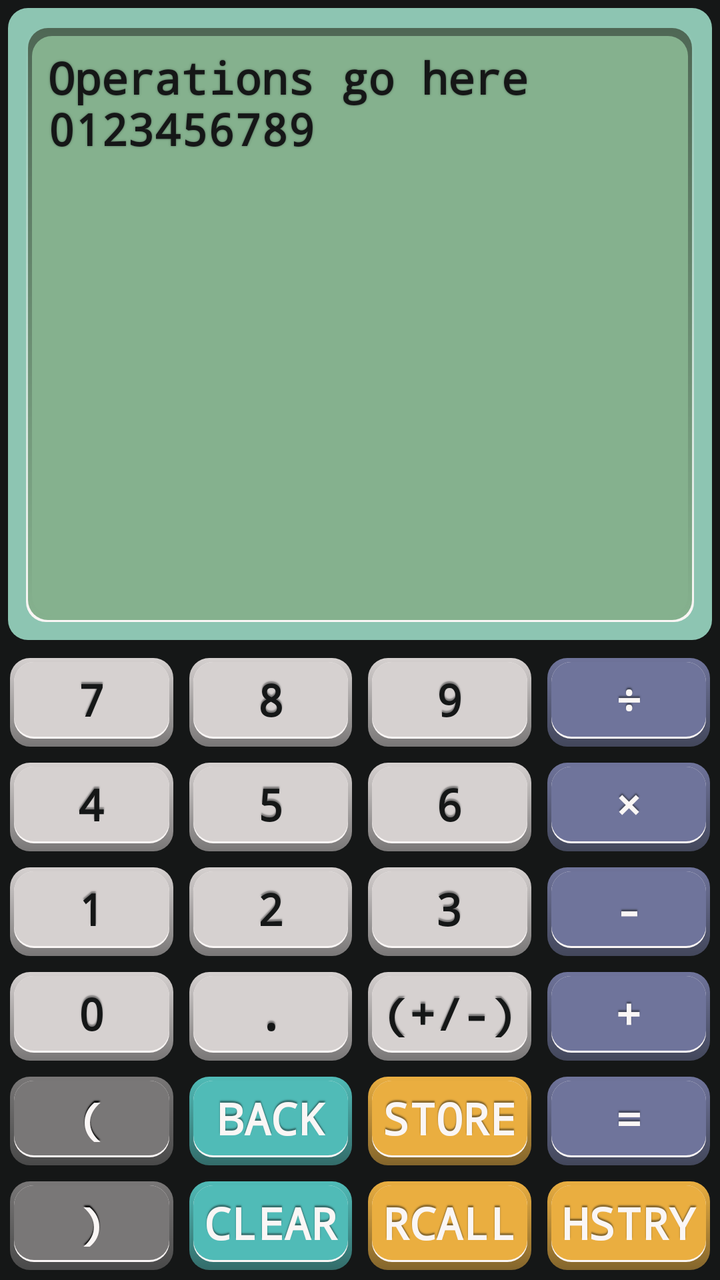
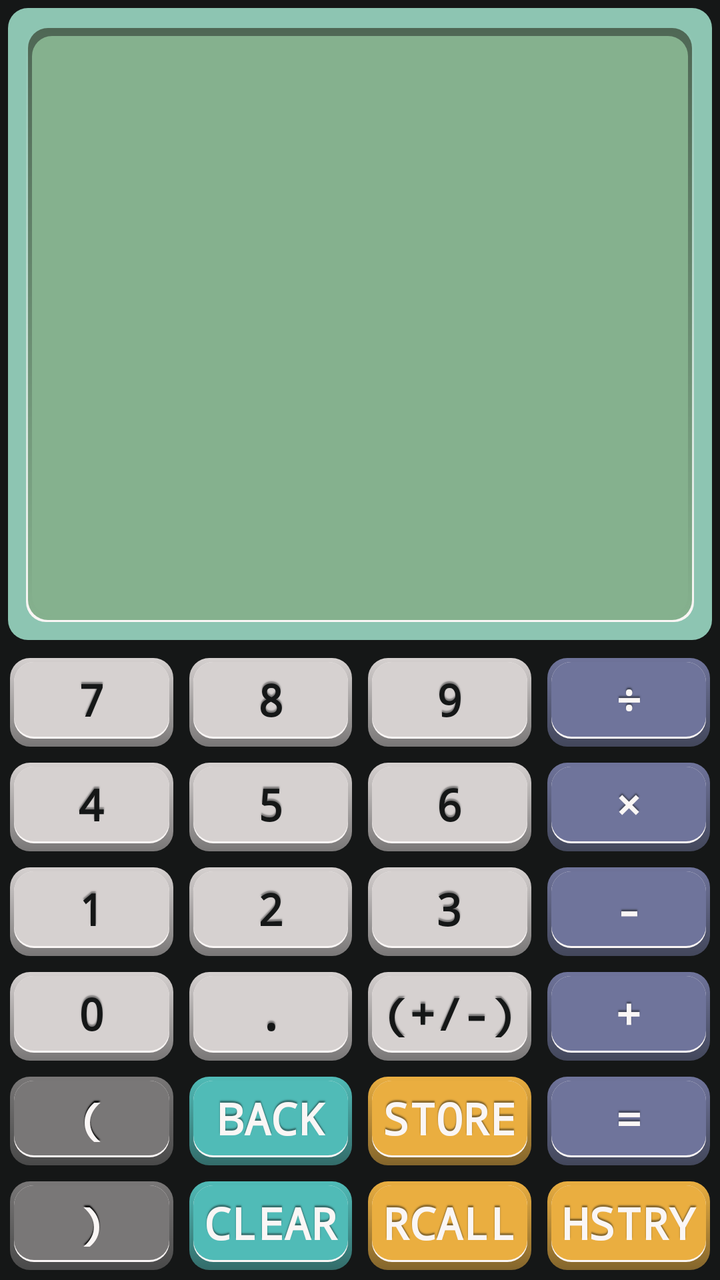

Screens rendered from an Android XML layout before and after an edit, with the pre-edit source and the edit as a unified diff.
<!-- AndroidManifest.xml: application theme Theme.CielLansard_IMD4008_A1 -->
<!-- res/layout/activity_main.xml -->
<?xml version="1.0" encoding="utf-8"?>
<androidx.constraintlayout.widget.ConstraintLayout xmlns:android="http://schemas.android.com/apk/res/android"
    xmlns:app="http://schemas.android.com/apk/res-auto"
    xmlns:tools="http://schemas.android.com/tools"
    android:id="@+id/main"
    android:layout_width="match_parent"
    android:layout_height="match_parent"
    tools:context=".MainActivity">

    <LinearLayout
        android:id="@+id/appContainer"
        android:layout_width="match_parent"
        android:layout_height="match_parent"
        android:orientation="vertical"
        app:layout_constraintBottom_toBottomOf="parent"
        app:layout_constraintEnd_toEndOf="parent"
        app:layout_constraintStart_toStartOf="parent"
        app:layout_constraintTop_toTopOf="parent"
        app:layout_constraintLeft_toLeftOf="parent"
        app:layout_constraintRight_toRightOf="parent"
        android:gravity = "center"
        android:stretchColumns = "*"
        android:background="@color/darkGrey">

        <TextView
            android:id="@+id/inputDisplay"
            android:layout_width="match_parent"
            android:layout_height="0dp"
            android:layout_weight="0.5"

            android:layout_margin="4dp"
            android:padding="20dp"

            android:background="@drawable/screen"
            android:fontFamily="monospace"
            android:textSize="22dp"
            android:textColor="@color/darkGrey"
            android:shadowColor="@color/oliveShadow"
            android:shadowRadius="2"
            android:textStyle="bold"

            android:text = "Operations go here \n0123456789"/>


        <GridLayout
            android:id="@+id/buttonContainer"
            android:layout_width="match_parent"
            android:layout_height="0dp"
            android:layout_weight="0.5"
            android:background="@color/darkGrey"
            android:columnCount="4"
            android:gravity="center"
            android:rowCount="6"
            app:layout_constraintBottom_toBottomOf="parent"
            app:layout_constraintLeft_toLeftOf="parent"
            app:layout_constraintRight_toRightOf="parent"
            android:padding = "1dp">

            <TextView
                android:id="@+id/button7"

                android:layout_width="0dp"
                android:layout_height="0dp"
                android:layout_columnWeight="1"
                android:layout_rowWeight="1"
                android:layout_gravity="fill"
                android:layout_margin="4dp"
                android:paddingBottom="2.5dp"
                android:gravity="center"

                android:background="@drawable/button_mid_grey"
                android:fontFamily="monospace"
                android:textSize="22dp"
                android:textColor="@color/darkGrey"
                android:shadowColor="@color/midGreyShadow"
                android:shadowDy="-3"
                android:shadowRadius="1"
                android:textStyle="bold"

                android:text = "7"/>
            <TextView
                android:id="@+id/button8"

                android:layout_width="0dp"
                android:layout_height="0dp"
                android:layout_columnWeight="1"
                android:layout_rowWeight="1"
                android:layout_gravity="fill"
                android:layout_margin="4dp"
                android:paddingBottom="2.5dp"
                android:gravity="center"

                android:background="@drawable/button_mid_grey"
                android:fontFamily="monospace"
                android:textSize="22dp"
                android:textColor="@color/darkGrey"
                android:shadowColor="@color/midGreyShadow"
                android:shadowDy="-3"
                android:shadowRadius="1"
                android:textStyle="bold"

                android:text = "8"/>
            <TextView
                android:id="@+id/button9"

                android:layout_width="0dp"
                android:layout_height="0dp"
                android:layout_columnWeight="1"
                android:layout_rowWeight="1"
                android:layout_gravity="fill"
                android:layout_margin="4dp"
                android:paddingBottom="2.5dp"
                android:gravity="center"

                android:background="@drawable/button_mid_grey"
                android:fontFamily="monospace"
                android:textSize="22dp"
                android:textColor="@color/darkGrey"
                android:shadowColor="@color/midGreyShadow"
                android:shadowDy="-3"
                android:shadowRadius="1"
                android:textStyle="bold"

                android:text = "9"/>
            <TextView
                android:id="@+id/buttonDivide"

                android:layout_width="0dp"
                android:layout_height="0dp"
                android:layout_columnWeight="1"
                android:layout_rowWeight="1"
                android:layout_gravity="fill"
                android:layout_margin="4dp"
                android:paddingBottom="2.5dp"
                android:gravity="center"

                android:background="@drawable/button_blue"
                android:fontFamily="monospace"
                android:textSize="22dp"
                android:textColor="@color/white"
                android:shadowColor="@color/blueShadow"
                android:shadowDy="-3"
                android:shadowRadius="1"
                android:textStyle="bold"

                android:text = "÷"/>
            <TextView
                android:id="@+id/button4"

                android:layout_width="0dp"
                android:layout_height="0dp"
                android:layout_columnWeight="1"
                android:layout_rowWeight="1"
                android:layout_gravity="fill"
                android:layout_margin="4dp"
                android:paddingBottom="2.5dp"
                android:gravity="center"

                android:background="@drawable/button_mid_grey"
                android:fontFamily="monospace"
                android:textSize="22dp"
                android:textColor="@color/darkGrey"
                android:shadowColor="@color/midGreyShadow"
                android:shadowDy="-3"
                android:shadowRadius="1"
                android:textStyle="bold"

                android:text = "4"/>
            <TextView
                android:id="@+id/button5"

                android:layout_width="0dp"
                android:layout_height="0dp"
                android:layout_columnWeight="1"
                android:layout_rowWeight="1"
                android:layout_gravity="fill"
                android:layout_margin="4dp"
                android:paddingBottom="2.5dp"
                android:gravity="center"

                android:background="@drawable/button_mid_grey"
                android:fontFamily="monospace"
                android:textSize="22dp"
                android:textColor="@color/darkGrey"
                android:shadowColor="@color/midGreyShadow"
                android:shadowDy="-3"
                android:shadowRadius="1"
                android:textStyle="bold"

                android:text = "5"/>
            <TextView
                android:id="@+id/button6"

                android:layout_width="0dp"
                android:layout_height="0dp"
                android:layout_columnWeight="1"
                android:layout_rowWeight="1"
                android:layout_gravity="fill"
                android:layout_margin="4dp"
                android:paddingBottom="2.5dp"
                android:gravity="center"

                android:background="@drawable/button_mid_grey"
                android:fontFamily="monospace"
                android:textSize="22dp"
                android:textColor="@color/darkGrey"
                android:shadowColor="@color/midGreyShadow"
                android:shadowDy="-3"
                android:shadowRadius="1"
                android:textStyle="bold"

                android:text = "6"/>
            <TextView
                android:id="@+id/buttonMultiply"

                android:layout_width="0dp"
                android:layout_height="0dp"
                android:layout_columnWeight="1"
                android:layout_rowWeight="1"
                android:layout_gravity="fill"
                android:layout_margin="4dp"
                android:paddingBottom="2.5dp"
                android:gravity="center"

                android:background="@drawable/button_blue"
                android:fontFamily="monospace"
                android:textSize="22dp"
                android:textColor="@color/white"
                android:shadowColor="@color/blueShadow"
                android:shadowDy="-3"
                android:shadowRadius="1"
                android:textStyle="bold"

                android:text = "×"/>
            <TextView
                android:id="@+id/button1"

                android:layout_width="0dp"
                android:layout_height="0dp"
                android:layout_columnWeight="1"
                android:layout_rowWeight="1"
                android:layout_gravity="fill"
                android:layout_margin="4dp"
                android:paddingBottom="2.5dp"
                android:gravity="center"

                android:background="@drawable/button_mid_grey"
                android:fontFamily="monospace"
                android:textSize="22dp"
                android:textColor="@color/darkGrey"
                android:shadowColor="@color/midGreyShadow"
                android:shadowDy="-3"
                android:shadowRadius="1"
                android:textStyle="bold"

                android:text = "1"/>
            <TextView
                android:id="@+id/button2"

                android:layout_width="0dp"
                android:layout_height="0dp"
                android:layout_columnWeight="1"
                android:layout_rowWeight="1"
                android:layout_gravity="fill"
                android:layout_margin="4dp"
                android:paddingBottom="2.5dp"
                android:gravity="center"

                android:background="@drawable/button_mid_grey"
                android:fontFamily="monospace"
                android:textSize="22dp"
                android:textColor="@color/darkGrey"
                android:shadowColor="@color/midGreyShadow"
                android:shadowDy="-3"
                android:shadowRadius="1"
                android:textStyle="bold"

                android:text = "2"/>
            <TextView
                android:id="@+id/button3"

                android:layout_width="0dp"
                android:layout_height="0dp"
                android:layout_columnWeight="1"
                android:layout_rowWeight="1"
                android:layout_gravity="fill"
                android:layout_margin="4dp"
                android:paddingBottom="2.5dp"
                android:gravity="center"

                android:background="@drawable/button_mid_grey"
                android:fontFamily="monospace"
                android:textSize="22dp"
                android:textColor="@color/darkGrey"
                android:shadowColor="@color/midGreyShadow"
                android:shadowDy="-3"
                android:shadowRadius="1"
                android:textStyle="bold"

                android:text = "3"/>
            <TextView
                android:id="@+id/buttonSubtract"

                android:layout_width="0dp"
                android:layout_height="0dp"
                android:layout_columnWeight="1"
                android:layout_rowWeight="1"
                android:layout_gravity="fill"
                android:layout_margin="4dp"
                android:paddingBottom="2.5dp"
                android:gravity="center"

                android:background="@drawable/button_blue"
                android:fontFamily="monospace"
                android:textSize="22dp"
                android:textColor="@color/white"
                android:shadowColor="@color/blueShadow"
                android:shadowDy="-3"
                android:shadowRadius="1"
                android:textStyle="bold"

                android:text = "-"/>
            <TextView
                android:id="@+id/button0"

                android:layout_width="0dp"
                android:layout_height="0dp"
                android:layout_columnWeight="1"
                android:layout_rowWeight="1"
                android:layout_gravity="fill"
                android:layout_margin="4dp"
                android:paddingBottom="2.5dp"
                android:gravity="center"

                android:background="@drawable/button_mid_grey"
                android:fontFamily="monospace"
                android:textSize="22dp"
                android:textColor="@color/darkGrey"
                android:shadowColor="@color/midGreyShadow"
                android:shadowDy="-3"
                android:shadowRadius="1"
                android:textStyle="bold"

                android:text = "0"/>
            <TextView
                android:id="@+id/buttonDecimal"

                android:layout_width="0dp"
                android:layout_height="0dp"
                android:layout_columnWeight="1"
                android:layout_rowWeight="1"
                android:layout_gravity="fill"
                android:layout_margin="4dp"
                android:paddingBottom="2.5dp"
                android:gravity="center"

                android:background="@drawable/button_mid_grey"
                android:fontFamily="monospace"
                android:textSize="22dp"
                android:textColor="@color/darkGrey"
                android:shadowColor="@color/midGreyShadow"
                android:shadowDy="-3"
                android:shadowRadius="1"
                android:textStyle="bold"

                android:text = "."/>
            <TextView
                android:id="@+id/buttonNegative"

                android:layout_width="0dp"
                android:layout_height="0dp"
                android:layout_columnWeight="1"
                android:layout_rowWeight="1"
                android:layout_gravity="fill"
                android:layout_margin="4dp"
                android:paddingBottom="2.5dp"
                android:gravity="center"

                android:background="@drawable/button_mid_grey"
                android:fontFamily="monospace"
                android:textSize="22dp"
                android:textColor="@color/darkGrey"
                android:shadowColor="@color/midGreyShadow"
                android:shadowDy="-3"
                android:shadowRadius="1"
                android:textStyle="bold"

                android:text = "(+/-)"/>
            <TextView
                android:id="@+id/buttonAdd"

                android:layout_width="0dp"
                android:layout_height="0dp"
                android:layout_columnWeight="1"
                android:layout_rowWeight="1"
                android:layout_gravity="fill"
                android:layout_margin="4dp"
                android:paddingBottom="2.5dp"
                android:gravity="center"

                android:background="@drawable/button_blue"
                android:fontFamily="monospace"
                android:textSize="22dp"
                android:textColor="@color/white"
                android:shadowColor="@color/blueShadow"
                android:shadowDy="-3"
                android:shadowRadius="1"
                android:textStyle="bold"

                android:text = "+"/>
            <TextView
                android:id="@+id/buttonBracketOpen"

                android:layout_width="0dp"
                android:layout_height="0dp"
                android:layout_columnWeight="1"
                android:layout_rowWeight="1"
                android:layout_gravity="fill"
                android:layout_margin="4dp"
                android:paddingBottom="2.5dp"
                android:gravity="center"

                android:background="@drawable/button_dark_grey"
                android:fontFamily="monospace"
                android:textSize="22dp"
                android:textColor="@color/white"
                android:shadowColor="@color/black"
                android:shadowDy="-3"
                android:shadowRadius="1"
                android:textStyle="bold"

                android:text = "("/>
            <TextView
                android:id="@+id/buttonBack"

                android:layout_width="0dp"
                android:layout_height="0dp"
                android:layout_columnWeight="1"
                android:layout_rowWeight="1"
                android:layout_gravity="fill"
                android:layout_margin="4dp"
                android:paddingBottom="2.5dp"
                android:gravity="center"

                android:background="@drawable/button_teal"
                android:fontFamily="monospace"
                android:textSize="22dp"
                android:textColor="@color/white"
                android:shadowColor="@color/tealShadow"
                android:shadowDy="-3"
                android:shadowRadius="1"
                android:textStyle="bold"

                android:text = "BACK"/>
            <TextView
                android:id="@+id/buttonStore"

                android:layout_width="0dp"
                android:layout_height="0dp"
                android:layout_columnWeight="1"
                android:layout_rowWeight="1"
                android:layout_gravity="fill"
                android:layout_margin="4dp"
                android:paddingBottom="2.5dp"
                android:gravity="center"

                android:background="@drawable/button_yellow"
                android:fontFamily="monospace"
                android:textSize="22dp"
                android:textColor="@color/white"
                android:shadowColor="@color/yellowShadow"
                android:shadowDy="-3"
                android:shadowRadius="1"
                android:textStyle="bold"

                android:text = "STORE"/>
            <TextView
                android:id="@+id/buttonEqual"

                android:layout_width="0dp"
                android:layout_height="0dp"
                android:layout_columnWeight="1"
                android:layout_rowWeight="1"
                android:layout_gravity="fill"
                android:layout_margin="4dp"
                android:paddingBottom="2.5dp"
                android:gravity="center"

                android:background="@drawable/button_blue"
                android:fontFamily="monospace"
                android:textSize="22dp"
                android:textColor="@color/white"
                android:shadowColor="@color/blueShadow"
                android:shadowDy="-3"
                android:shadowRadius="1"
                android:textStyle="bold"

                android:text = "="/>
            <TextView
                android:id="@+id/buttonBracketClosed"

                android:layout_width="0dp"
                android:layout_height="0dp"
                android:layout_columnWeight="1"
                android:layout_rowWeight="1"
                android:layout_gravity="fill"
                android:layout_margin="4dp"
                android:paddingBottom="2.5dp"
                android:gravity="center"

                android:background="@drawable/button_dark_grey"
                android:fontFamily="monospace"
                android:textSize="22dp"
                android:textColor="@color/white"
                android:shadowColor="@color/black"
                android:shadowDy="-3"
                android:shadowRadius="1"
                android:textStyle="bold"

                android:text = ")"/>
            <TextView
                android:id="@+id/buttonClear"

                android:layout_width="0dp"
                android:layout_height="0dp"
                android:layout_columnWeight="1"
                android:layout_rowWeight="1"
                android:layout_gravity="fill"
                android:layout_margin="4dp"
                android:paddingBottom="2.5dp"
                android:gravity="center"

                android:background="@drawable/button_teal"
                android:fontFamily="monospace"
                android:textSize="22dp"
                android:textColor="@color/white"
                android:shadowColor="@color/tealShadow"
                android:shadowDy="-3"
                android:shadowRadius="1"
                android:textStyle="bold"

                android:text = "CLEAR"/>
            <TextView
                android:id="@+id/buttonRecall"

                android:layout_width="0dp"
                android:layout_height="0dp"
                android:layout_columnWeight="1"
                android:layout_rowWeight="1"
                android:layout_gravity="fill"
                android:layout_margin="4dp"
                android:paddingBottom="2.5dp"
                android:gravity="center"

                android:background="@drawable/button_yellow"
                android:fontFamily="monospace"
                android:textSize="22dp"
                android:textColor="@color/white"
                android:shadowColor="@color/yellowShadow"
                android:shadowDy="-3"
                android:shadowRadius="1"
                android:textStyle="bold"

                android:text = "RCALL"/>
            <TextView
                android:id="@+id/buttonHistory"

                android:layout_width="0dp"
                android:layout_height="0dp"
                android:layout_columnWeight="1"
                android:layout_rowWeight="1"
                android:layout_gravity="fill"
                android:layout_margin="4dp"
                android:paddingBottom="2.5dp"
                android:gravity="center"

                android:background="@drawable/button_yellow"
                android:fontFamily="monospace"
                android:textSize="22dp"
                android:textColor="@color/white"
                android:shadowColor="@color/yellowShadow"
                android:shadowDy="-3"
                android:shadowRadius="1"
                android:textStyle="bold"

                android:text = "HSTRY"/>
        </GridLayout>
    </LinearLayout>

</androidx.constraintlayout.widget.ConstraintLayout>
<!-- resources referenced by this layout -->
<resources>
  <color name="black">#FF000000</color>
  <color name="blueShadow">#43475B</color>
  <color name="darkGrey">#151717</color>
  <color name="midGreyShadow">#797777</color>
  <color name="oliveShadow">#4F6755</color>
  <color name="tealShadow">#336C6A</color>
  <color name="white">#FAF6F5</color>
  <color name="yellowShadow">#83652C</color>
  <!-- drawable button_blue (drawable) -->
  <?xml version="1.0" encoding="utf-8"?>
  <layer-list xmlns:android="http://schemas.android.com/apk/res/android">
  
      <item
          android:top="0dp"
          android:left="0dp"
          android:right="0dp"
          android:bottom="0dp"
          android:backgroundTint = "@color/darkGrey">
          <shape android:shape="rectangle">
              <gradient
                  android:angle="90"
                  android:startColor="@color/blueShadow"
                  android:endColor="@color/blue"
                  android:backgroundTint = "@color/blue" />
              <corners android:radius="10dp" />
          </shape>
      </item>
  
      <item
          android:top="2dp"
          android:left="2dp"
          android:right="2dp"
          android:bottom="4dp">
          <shape android:shape="rectangle">
              <corners android:radius="10dp" />
              <solid android:color="@color/white" />
          </shape>
      </item>
  
      <item
          android:top="2dp"
          android:left="2dp"
          android:right="2dp"
          android:bottom="5dp">
          <shape android:shape="rectangle">
              <corners android:radius="10dp" />
              <solid android:color="@color/blue" />
          </shape>
      </item>
  
  </layer-list>
  <!-- drawable button_teal (drawable) -->
  <?xml version="1.0" encoding="utf-8"?>
  <layer-list xmlns:android="http://schemas.android.com/apk/res/android">
  
      <item
          android:top="0dp"
          android:left="0dp"
          android:right="0dp"
          android:bottom="0dp"
          android:backgroundTint = "@color/darkGrey">
          <shape android:shape="rectangle">
              <gradient
                  android:angle="90"
                  android:startColor="@color/tealShadow"
                  android:endColor="@color/teal"
                  android:backgroundTint = "@color/teal" />
              <corners android:radius="10dp" />
          </shape>
      </item>
  
      <item
          android:top="2dp"
          android:left="2dp"
          android:right="2dp"
          android:bottom="4dp">
          <shape android:shape="rectangle">
              <corners android:radius="10dp" />
              <solid android:color="@color/white" />
          </shape>
      </item>
  
      <item
          android:top="2dp"
          android:left="2dp"
          android:right="2dp"
          android:bottom="5dp">
          <shape android:shape="rectangle">
              <corners android:radius="10dp" />
              <solid android:color="@color/teal" />
          </shape>
      </item>
  
  </layer-list>
  <style name="Theme.CielLansard_IMD4008_A1" parent="Base.Theme.CielLansard_IMD4008_A1" />
  <color name="blue">#6F749B</color>
  <color name="darkGreyAlternate">#494949</color>
  <color name="midGrey">#D6D1D0</color>
  <color name="teal">#50BBB7</color>
  <color name="yellow">#EAAE40</color>
  <color name="mint">#8DC5B2</color>
  <color name="olive">#85B18E</color>
  <style name="Base.Theme.CielLansard_IMD4008_A1" parent="Theme.Material3.DayNight.NoActionBar">
          
          
      </style>
  <!-- unchanged entries left out for length: 4 -->
</resources>

<!-- the commit's change to res/layout/activity_main.xml (unified diff, before → after) -->
@@ -23,7 +23,7 @@
         android:background="@color/darkGrey">
 
         <TextView
-            android:id="@+id/inputDisplay"
+            android:id="@+id/screen"
             android:layout_width="match_parent"
             android:layout_height="0dp"
             android:layout_weight="0.5"
@@ -39,7 +39,7 @@
             android:shadowRadius="2"
             android:textStyle="bold"
 
-            android:text = "Operations go here \n0123456789"/>
+            android:text = ""/>
 
 
         <GridLayout
@@ -77,6 +77,8 @@
                 android:shadowRadius="1"
                 android:textStyle="bold"
 
+                android:onClick="appendCharacterToScreen"
+
                 android:text = "7"/>
             <TextView
                 android:id="@+id/button8"
@@ -99,6 +101,8 @@
                 android:shadowRadius="1"
                 android:textStyle="bold"
 
+                android:onClick="appendCharacterToScreen"
+
                 android:text = "8"/>
             <TextView
                 android:id="@+id/button9"
@@ -121,6 +125,8 @@
                 android:shadowRadius="1"
                 android:textStyle="bold"
 
+                android:onClick="appendCharacterToScreen"
+
                 android:text = "9"/>
             <TextView
                 android:id="@+id/buttonDivide"
@@ -143,6 +149,8 @@
                 android:shadowRadius="1"
                 android:textStyle="bold"
 
+                android:onClick="appendCharacterToScreen"
+
                 android:text = "÷"/>
             <TextView
                 android:id="@+id/button4"
@@ -165,6 +173,8 @@
                 android:shadowRadius="1"
                 android:textStyle="bold"
 
+                android:onClick="appendCharacterToScreen"
+
                 android:text = "4"/>
             <TextView
                 android:id="@+id/button5"
@@ -187,6 +197,8 @@
                 android:shadowRadius="1"
                 android:textStyle="bold"
 
+                android:onClick="appendCharacterToScreen"
+
                 android:text = "5"/>
             <TextView
                 android:id="@+id/button6"
@@ -209,6 +221,8 @@
                 android:shadowRadius="1"
                 android:textStyle="bold"
 
+                android:onClick="appendCharacterToScreen"
+
                 android:text = "6"/>
             <TextView
                 android:id="@+id/buttonMultiply"
@@ -231,6 +245,8 @@
                 android:shadowRadius="1"
                 android:textStyle="bold"
 
+                android:onClick="appendCharacterToScreen"
+
                 android:text = "×"/>
             <TextView
                 android:id="@+id/button1"
@@ -253,6 +269,8 @@
                 android:shadowRadius="1"
                 android:textStyle="bold"
 
+                android:onClick="appendCharacterToScreen"
+
                 android:text = "1"/>
             <TextView
                 android:id="@+id/button2"
@@ -275,6 +293,8 @@
                 android:shadowRadius="1"
                 android:textStyle="bold"
 
+                android:onClick="appendCharacterToScreen"
+
                 android:text = "2"/>
             <TextView
                 android:id="@+id/button3"
@@ -297,6 +317,8 @@
                 android:shadowRadius="1"
                 android:textStyle="bold"
 
+                android:onClick="appendCharacterToScreen"
+
                 android:text = "3"/>
             <TextView
                 android:id="@+id/buttonSubtract"
@@ -319,6 +341,8 @@
                 android:shadowRadius="1"
                 android:textStyle="bold"
 
+                android:onClick="appendCharacterToScreen"
+
                 android:text = "-"/>
             <TextView
                 android:id="@+id/button0"
@@ -341,6 +365,8 @@
                 android:shadowRadius="1"
                 android:textStyle="bold"
 
+                android:onClick="appendCharacterToScreen"
+
                 android:text = "0"/>
             <TextView
                 android:id="@+id/buttonDecimal"
@@ -363,9 +389,11 @@
                 android:shadowRadius="1"
                 android:textStyle="bold"
 
+                android:onClick="appendCharacterToScreen"
+
                 android:text = "."/>
             <TextView
-                android:id="@+id/buttonNegative"
+                android:id="@+id/buttonSign"
 
                 android:layout_width="0dp"
                 android:layout_height="0dp"
@@ -407,6 +435,8 @@
                 android:shadowRadius="1"
                 android:textStyle="bold"
 
+                android:onClick="appendCharacterToScreen"
+
                 android:text = "+"/>
             <TextView
                 android:id="@+id/buttonBracketOpen"
@@ -429,6 +459,8 @@
                 android:shadowRadius="1"
                 android:textStyle="bold"
 
+                android:onClick="appendCharacterToScreen"
+
                 android:text = "("/>
             <TextView
                 android:id="@+id/buttonBack"
@@ -516,6 +548,8 @@
                 android:shadowDy="-3"
                 android:shadowRadius="1"
                 android:textStyle="bold"
+
+                android:onClick="appendCharacterToScreen"
 
                 android:text = ")"/>
             <TextView
